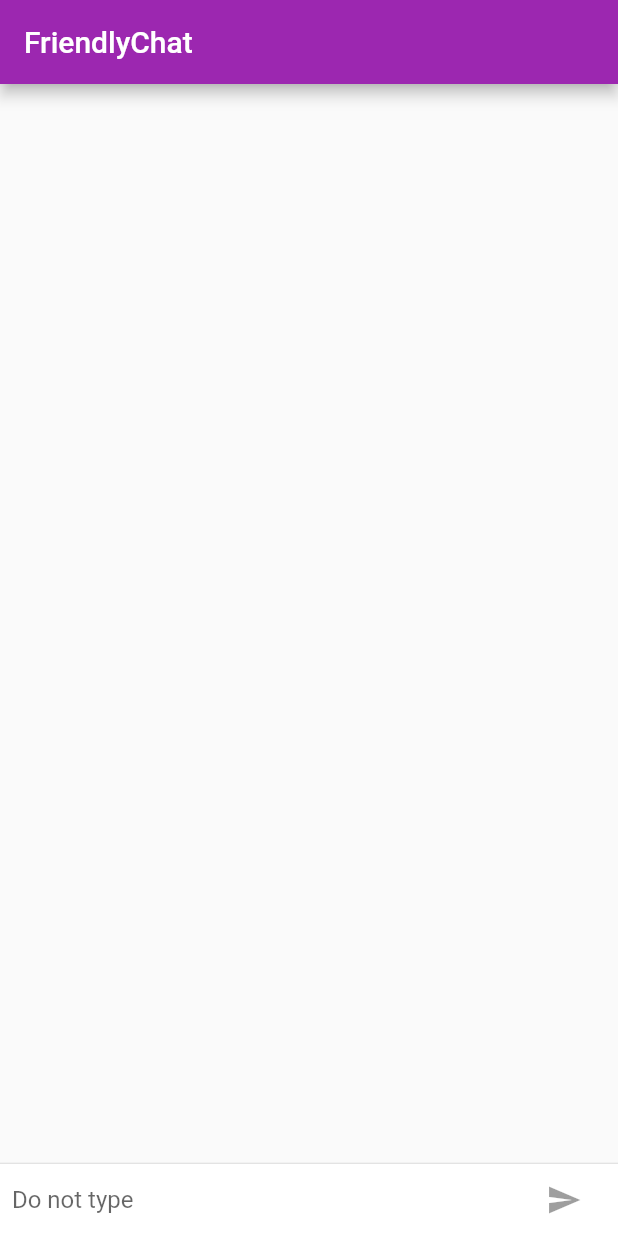
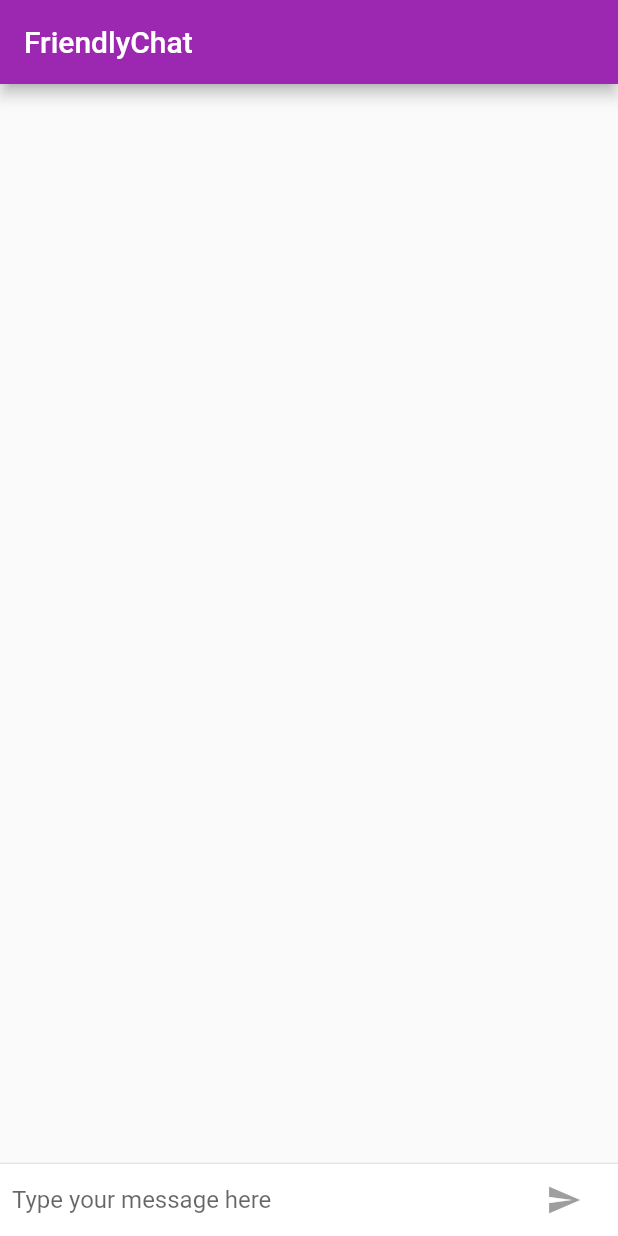
Before and after one commit to Nuri801/Friendly-Chat-App, a Flutter app: the screen it shows after launch, on a phone screen of 412 x 824 dp. Run offline on Flutter 3.47's test engine with Material 2 defaults, Android fonts, the phone set to English and light mode, and no system bars.

Commit message:
Friendly Chat App

```diff
--- a/lib/main.dart
+++ b/lib/main.dart
@@ -130,7 +130,7 @@ class _ChatScreenState extends State<ChatScreen> with TickerProviderStateMixin {
                 },
                 onSubmitted: _isComposing ? _handleSubmitted : null,
                 decoration: const InputDecoration.collapsed(
-                    hintText: 'Do not type'),
+                    hintText: 'Type your message here'),
                 focusNode: _focusNode,
               ),
             ),
```
